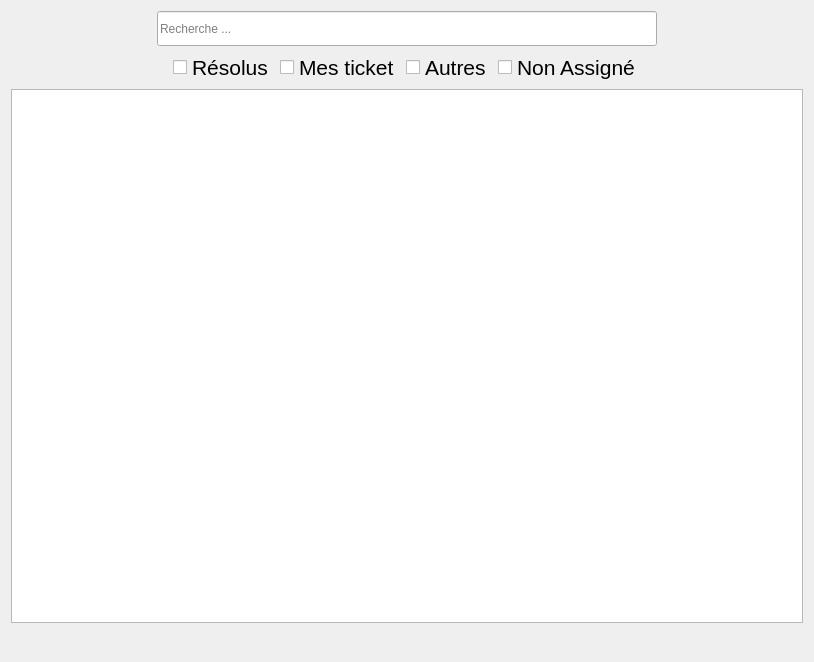
The window that App/Juntos/uiticket.ui (workspacerg/Juntos) describes before a commit, drawn with Qt 5.
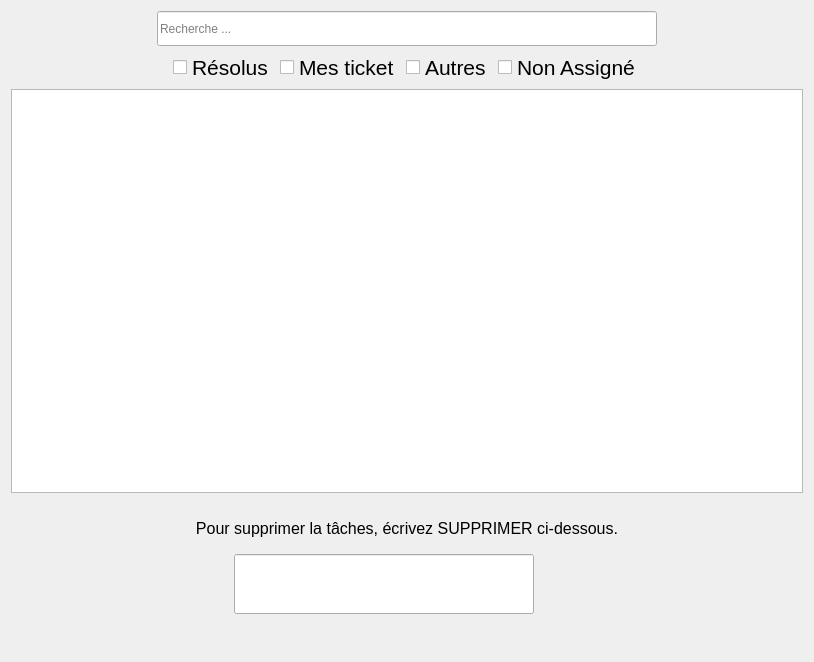
The same window after the commit. Icons and pictures are not drawn.

Diff of the .ui file:
```diff
--- a/App/Juntos/uiticket.ui
+++ b/App/Juntos/uiticket.ui
@@ -13,7 +13,7 @@
   <property name="windowTitle">
    <string>Form</string>
   </property>
-  <layout class="QVBoxLayout" name="verticalLayout">
+  <layout class="QVBoxLayout" name="verticalLayout_2">
    <item>
     <layout class="QHBoxLayout" name="horizontalLayout_2">
      <item>
@@ -141,6 +141,104 @@
      </property>
     </widget>
    </item>
+   <item>
+    <widget class="QWidget" name="delBox" native="true">
+     <layout class="QVBoxLayout" name="verticalLayout">
+      <item>
+       <widget class="QLabel" name="label">
+        <property name="minimumSize">
+         <size>
+          <width>0</width>
+          <height>40</height>
+         </size>
+        </property>
+        <property name="font">
+         <font>
+          <pointsize>12</pointsize>
+         </font>
+        </property>
+        <property name="text">
+         <string>Pour supprimer la tâches, écrivez SUPPRIMER ci-dessous.</string>
+        </property>
+        <property name="alignment">
+         <set>Qt::AlignCenter</set>
+        </property>
+       </widget>
+      </item>
+      <item>
+       <layout class="QHBoxLayout" name="horizontalLayout_4">
+        <item>
+         <spacer name="horizontalSpacer_5">
+          <property name="orientation">
+           <enum>Qt::Horizontal</enum>
+          </property>
+          <property name="sizeHint" stdset="0">
+           <size>
+            <width>40</width>
+            <height>20</height>
+           </size>
+          </property>
+         </spacer>
+        </item>
+        <item>
+         <widget class="QLineEdit" name="delLine">
+          <property name="minimumSize">
+           <size>
+            <width>300</width>
+            <height>60</height>
+           </size>
+          </property>
+          <property name="maximumSize">
+           <size>
+            <width>300</width>
+            <height>60</height>
+           </size>
+          </property>
+          <property name="font">
+           <font>
+            <pointsize>13</pointsize>
+           </font>
+          </property>
+         </widget>
+        </item>
+        <item>
+         <widget class="QPushButton" name="confirmDel">
+          <property name="text">
+           <string/>
+          </property>
+          <property name="icon">
+           <iconset resource="Images.qrc">
+            <normaloff>:/new/MenuInterface/Ressouces/dnd-512.png</normaloff>:/new/MenuInterface/Ressouces/dnd-512.png</iconset>
+          </property>
+          <property name="iconSize">
+           <size>
+            <width>40</width>
+            <height>40</height>
+           </size>
+          </property>
+          <property name="flat">
+           <bool>true</bool>
+          </property>
+         </widget>
+        </item>
+        <item>
+         <spacer name="horizontalSpacer_6">
+          <property name="orientation">
+           <enum>Qt::Horizontal</enum>
+          </property>
+          <property name="sizeHint" stdset="0">
+           <size>
+            <width>40</width>
+            <height>20</height>
+           </size>
+          </property>
+         </spacer>
+        </item>
+       </layout>
+      </item>
+     </layout>
+    </widget>
+   </item>
    <item>
     <layout class="QHBoxLayout" name="horizontalLayout_3">
      <item>
```
Left out of the diff: 4 changed lines with no effect on the pictures.
